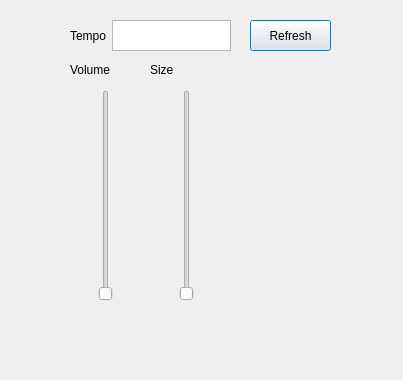
lbrooney/Universal-Audio-Visualizer, file Universal-Audio-Visualizer/Sources/slider.ui: the form before one commit.
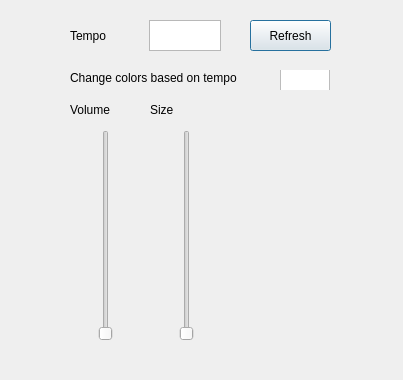
The form after the commit. Icons and pictures are not drawn.

Commit message: Toggle button (no functionality) & UI scaling

```diff
--- a/Universal-Audio-Visualizer/Sources/slider.ui
+++ b/Universal-Audio-Visualizer/Sources/slider.ui
@@ -17,7 +17,7 @@
    <property name="geometry">
     <rect>
      <x>70</x>
-     <y>90</y>
+     <y>130</y>
      <width>71</width>
      <height>211</height>
     </rect>
@@ -36,7 +36,7 @@
    <property name="geometry">
     <rect>
      <x>150</x>
-     <y>90</y>
+     <y>130</y>
      <width>73</width>
      <height>211</height>
     </rect>
@@ -55,7 +55,7 @@
    <property name="geometry">
     <rect>
      <x>70</x>
-     <y>60</y>
+     <y>100</y>
      <width>63</width>
      <height>20</height>
     </rect>
@@ -68,7 +68,7 @@
    <property name="geometry">
     <rect>
      <x>150</x>
-     <y>60</y>
+     <y>100</y>
      <width>63</width>
      <height>20</height>
     </rect>
@@ -90,28 +90,81 @@
     <string>Refresh</string>
    </property>
   </widget>
-  <widget class="QWidget" name="">
+  <widget class="QWidget" name="layoutWidget">
    <property name="geometry">
     <rect>
      <x>70</x>
      <y>20</y>
-     <width>161</width>
+     <width>151</width>
      <height>31</height>
     </rect>
    </property>
    <layout class="QHBoxLayout" name="horizontalLayout_3">
     <item>
      <widget class="QLabel" name="label_3">
+      <property name="sizePolicy">
+       <sizepolicy hsizetype="Ignored" vsizetype="Ignored">
+        <horstretch>0</horstretch>
+        <verstretch>0</verstretch>
+       </sizepolicy>
+      </property>
       <property name="text">
        <string>Tempo</string>
       </property>
      </widget>
     </item>
     <item>
-     <widget class="QTextBrowser" name="textBrowser"/>
+     <widget class="QTextBrowser" name="textBrowser">
+      <property name="sizePolicy">
+       <sizepolicy hsizetype="Ignored" vsizetype="Ignored">
+        <horstretch>0</horstretch>
+        <verstretch>0</verstretch>
+       </sizepolicy>
+      </property>
+     </widget>
     </item>
    </layout>
   </widget>
+  <widget class="QCheckBox" name="checkBox">
+   <property name="geometry">
+    <rect>
+     <x>280</x>
+     <y>70</y>
+     <width>51</width>
+     <height>20</height>
+    </rect>
+   </property>
+   <property name="styleSheet">
+    <string notr="true">QCheckBox::indicator {
+  width: 50px;
+  height: 50px;
+}
+
+QCheckBox::indicator:checked {
+  image: url(&quot;:/Icons/img/on-button.png&quot;);
+}
+
+QCheckBox::indicator:unchecked {
+  image: url(&quot;:/Icons/img/off-button.png&quot;);
+}</string>
+   </property>
+   <property name="text">
+    <string/>
+   </property>
+  </widget>
+  <widget class="QLabel" name="label_5">
+   <property name="geometry">
+    <rect>
+     <x>70</x>
+     <y>70</y>
+     <width>171</width>
+     <height>16</height>
+    </rect>
+   </property>
+   <property name="text">
+    <string>Change colors based on tempo</string>
+   </property>
+  </widget>
  </widget>
  <resources/>
  <connections/>
```
The commit also changes 6 other files.
